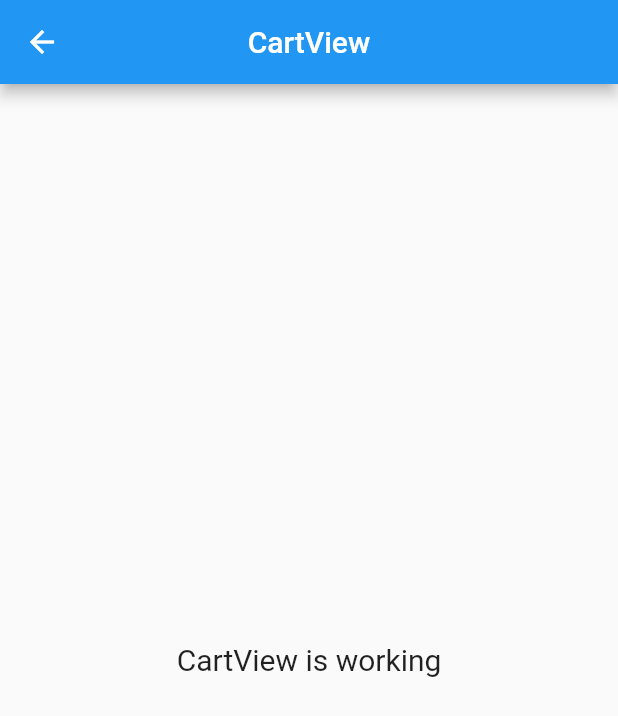
After one commit to fauziahmilda/Aplikasi-GuruPrivate-Online, a Flutter app: the CartView screen opened by its route, on a phone screen of 412 x 824 dp. The commit adds this screen. Shown: the top 716 px of the screen. Run offline on Flutter 3.47's test engine with Material 2 defaults, Android fonts, the phone set to English and light mode, and no system bars; our stand-ins replace get; missing offline and left inert: dart:ffi.

Commit message:
create page cart

```diff
--- /dev/null
+++ b/lib/app/modules/cart/views/cart_view.dart
@@ -0,0 +1,24 @@
+import 'package:flutter/material.dart';
+
+import 'package:get/get.dart';
+
+import '../controllers/cart_controller.dart';
+
+class CartView extends GetView<CartController> {
+  const CartView({Key? key}) : super(key: key);
+  @override
+  Widget build(BuildContext context) {
+    return Scaffold(
+      appBar: AppBar(
+        title: const Text('CartView'),
+        centerTitle: true,
+      ),
+      body: Center(
+        child: Text(
+          'CartView is working',
+          style: TextStyle(fontSize: 20),
+        ),
+      ),
+    );
+  }
+}
--- a/lib/app/routes/app_pages.dart
+++ b/lib/app/routes/app_pages.dart
@@ -1,5 +1,7 @@
 import 'package:get/get.dart';
 
+import '../modules/cart/bindings/cart_binding.dart';
+import '../modules/cart/views/cart_view.dart';
 import '../modules/home/bindings/home_binding.dart';
 import '../modules/home/views/home_view.dart';
 import '../modules/login/bindings/login_binding.dart';
@@ -51,5 +53,10 @@ class AppPages {
       page: () => const MessageView(),
       binding: MessageBinding(),
     ),
+    GetPage(
+      name: _Paths.CART,
+      page: () => const CartView(),
+      binding: CartBinding(),
+    ),
   ];
 }
--- a/lib/app/routes/app_routes.dart
+++ b/lib/app/routes/app_routes.dart
@@ -9,6 +9,7 @@ abstract class Routes {
   static const SETTING = _Paths.SETTING;
   static const SIGN = _Paths.SIGN;
   static const MESSAGE = _Paths.MESSAGE;
+  static const CART = _Paths.CART;
 }
 
 abstract class _Paths {
@@ -19,4 +20,5 @@ abstract class _Paths {
   static const SETTING = '/setting';
   static const SIGN = '/sign';
   static const MESSAGE = '/message';
+  static const CART = '/cart';
 }
```
Also changed, not shown: lib/app/modules/cart/bindings/cart_binding.dart (added, +12 -0 lines), lib/app/modules/cart/controllers/cart_controller.dart (added, +23 -0 lines).
